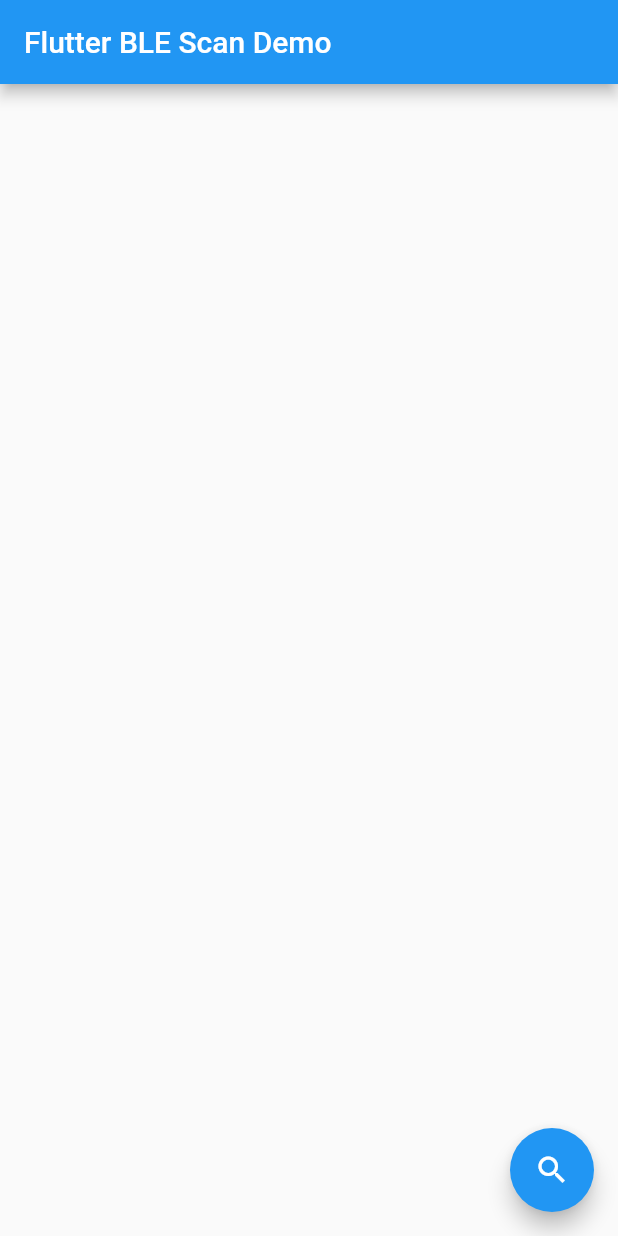
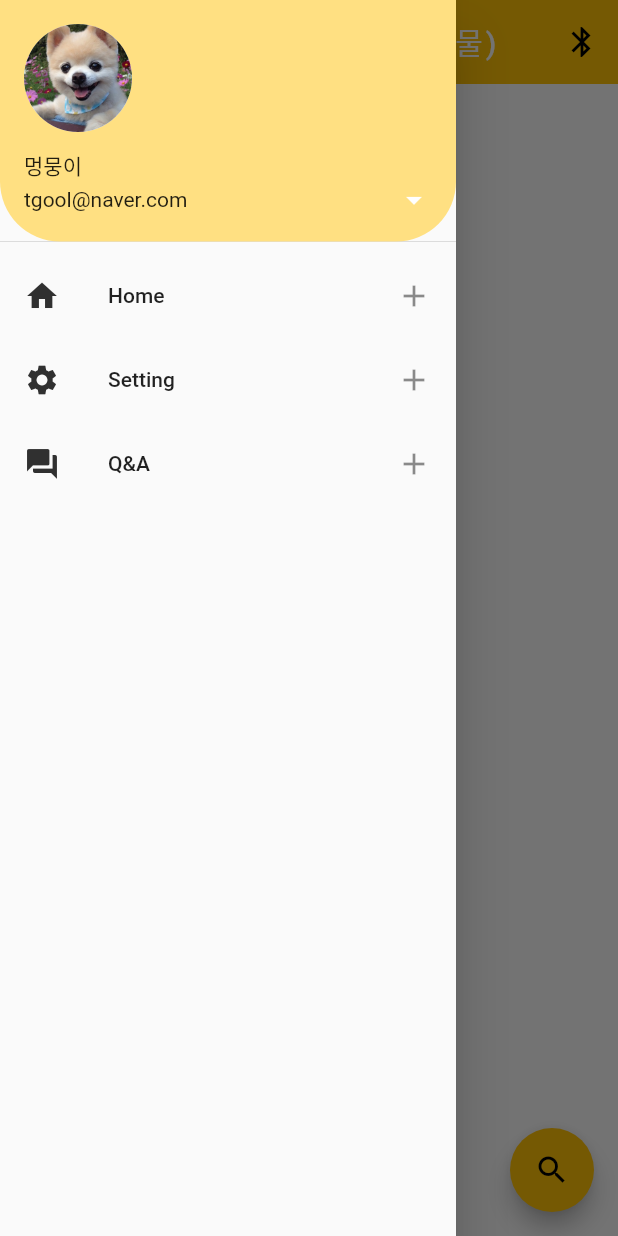
Before and after one commit to yunjeongiya/PetScaleMonitor, a Flutter app: the screen it shows after launch, with the side drawer open (before the commit the screen has no drawer), on a phone screen of 412 x 824 dp. Run offline on Flutter 3.47's test engine with Material 2 defaults, Android fonts, the phone set to English and light mode, and no system bars; our stand-ins replace flutter_blue_plus.

Commit message:
Drawer 추가, action 추가: 간단한 UI 추가, 다음에 dart 파일 분리해서 화면 전환 기능구현할 예정

```diff
--- a/app/lib/main.dart
+++ b/app/lib/main.dart
@@ -10,11 +10,13 @@ void main() {
 class MyApp extends StatelessWidget {
   const MyApp({Key? key}) : super(key: key);
 
-  final title = 'Flutter BLE Scan Demo';
+  final title = 'PetScaleMonitor';
   @override
   Widget build(BuildContext context) {
     return MaterialApp(
+      debugShowCheckedModeBanner: false,
       title: title,
+      theme: ThemeData(primarySwatch: Colors.amber),
       home: MyHomePage(title: title),
     );
   }
@@ -143,7 +145,83 @@ class _MyHomePageState extends State<MyHomePage> {
   Widget build(BuildContext context) {
     return Scaffold(
       appBar: AppBar(
-        title: Text(widget.title),
+        title: Text(
+          'Pet Scale Monitor(밥물)',
+          style: TextStyle(
+            color: Colors.white,
+            letterSpacing: 2.0,
+          ),
+        ),
+        backgroundColor: Colors.amber,
+        centerTitle: true,
+        elevation: 0.0,
+        actions: [
+          IconButton(
+            icon: Icon(Icons.bluetooth),
+            onPressed: () {
+              print("search button is clicked");
+            },
+          ),
+        ],
+      ),
+      drawer: Drawer(
+        //
+        child: ListView(
+          padding: EdgeInsets.zero, //
+          children: <Widget>[
+            UserAccountsDrawerHeader(
+              currentAccountPicture: CircleAvatar(
+                backgroundImage: AssetImage('assets/puppy.jpg'),
+                backgroundColor: Colors.white,
+              ),
+              accountName: Text('멍뭉이'),
+              accountEmail: Text('tgool@naver.com'),
+              onDetailsPressed: () {
+                print('arrow is clicked');
+              },
+              decoration: BoxDecoration(
+                color: Colors.amber[200],
+                borderRadius: BorderRadius.only(
+                  bottomLeft: Radius.circular(40.0), // 곡선률 설정
+                  bottomRight: Radius.circular(40.0), //곡선률 설정
+                ),
+              ),
+            ),
+            ListTile(
+              leading: Icon(
+                Icons.home, //
+                color: Colors.grey[850],
+              ),
+              title: Text('Home'),
+              onTap: () {
+                print('Home is clicked');
+              },
+              trailing: Icon(Icons.add),
+            ),
+            ListTile(
+              leading: Icon(
+                Icons.settings, //
+                color: Colors.grey[850],
+              ),
+              title: Text('Setting'),
+              onTap: () {
+                print('setting is clicked');
+              },
+              trailing: Icon(Icons.add),
+            ),
+            ListTile(
+              leading: Icon(
+                Icons.question_answer,
+                color: Colors.grey[850],
+              ),
+              title: Text('Q&A'),
+              onTap: () {
+                print('Q&A is clicked');
+              },
+              trailing: Icon(Icons.add),
+            ),
+          ],
+        ),
       ),
       body: Center(
         child: ListView.separated(
--- a/app/pubspec.yaml
+++ b/app/pubspec.yaml
@@ -60,9 +60,9 @@ flutter:
   uses-material-design: true
 
   # To add assets to your application, add an assets section, like this:
-  # assets:
-  #   - images/a_dot_burr.jpeg
-  #   - images/a_dot_ham.jpeg
+  assets:
+    - assets/puppy.jpg
+    #- images/a_dot_ham.jpeg
 
   # An image asset can refer to one or more resolution-specific "variants", see
   # https://flutter.dev/assets-and-images/#resolution-aware
```
Also changed, not shown: app/assets/puppy.jpg (added).
